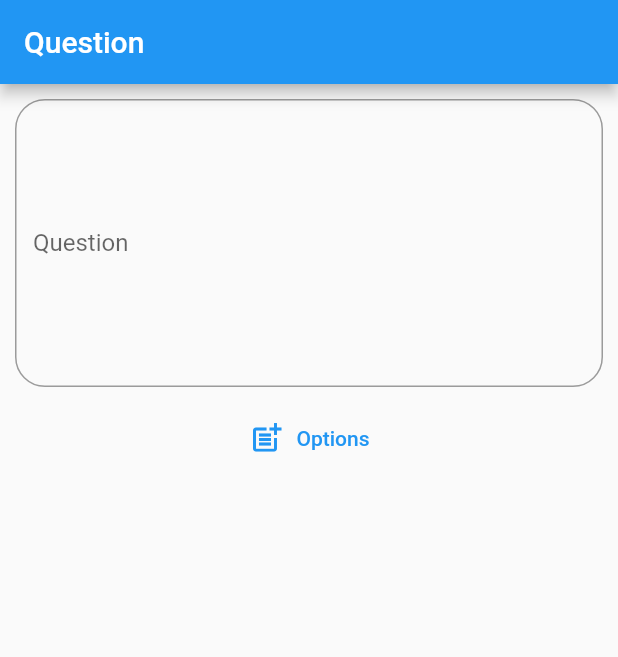
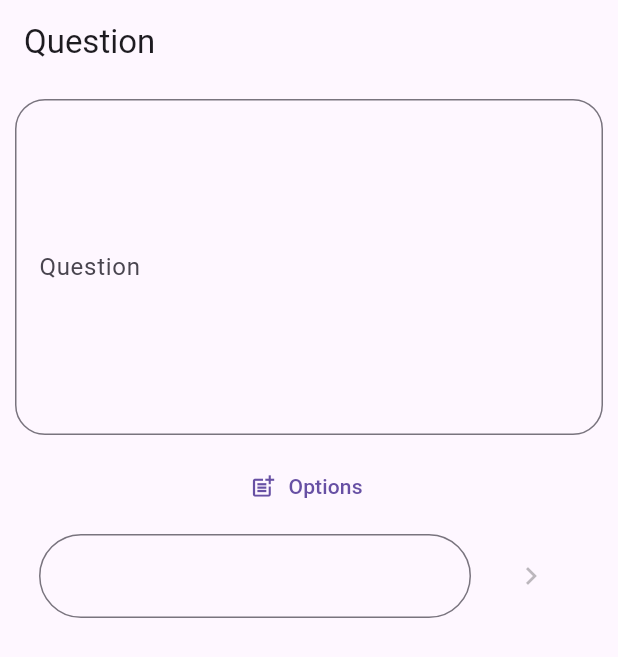
Before and after one commit to Navin-PlayerOne/onequizadmin, a Flutter app: the screen it shows after launch, after a tap on "Options", on a phone screen of 412 x 824 dp. Shown: the top 657 px of the screen. Run offline on Flutter 3.47's test engine with Material 2 defaults, Android fonts, the phone set to English and light mode, and no system bars.

```diff
--- a/lib/main.dart
+++ b/lib/main.dart
@@ -1,4 +1,5 @@
 import 'package:flutter/material.dart';
+import 'package:onequizadmin/models/question_model.dart';
 import 'package:onequizadmin/templates/question.dart';
 
 void main() {
@@ -12,9 +13,12 @@ class MyApp extends StatelessWidget {
     return MaterialApp(
       title: 'Question App',
       theme: ThemeData(
+        useMaterial3: true,
         primarySwatch: Colors.blue,
       ),
-      home: const Question(),
+      home: QuestionW(
+        question: Question(),
+      ),
     );
   }
 }
--- /dev/null
+++ b/lib/models/question_model.dart
@@ -0,0 +1,19 @@
+class Question {
+  late int question_id;
+  late int type; //1-> for single option select 2-> for multi select 3->type answers
+  late int cat; //1-> show answer after completing the test 2-> Never show answers
+  late String Questions="";
+  late Set<String> options={};
+  late Set<String> answer={}; //selected options
+  //late List<int>selectedoptions;
+
+  int get questionId => question_id;
+  set setquestionId(q) => question_id = q;
+  set setType(t) => type = t;
+  set setQuestion(q) => Questions = q;
+  set setCat(c) => cat = c;
+  set setOptions(opt) => options.add(opt);
+  set delOptions(opt) => options.remove(opt);
+  set setAnswer(opt) => answer.add(opt);
+  set delAnswer(opt) => answer.remove(opt);
+}
--- a/lib/templates/question.dart
+++ b/lib/templates/question.dart
@@ -1,20 +1,24 @@
 import 'package:flutter/material.dart';
+import 'package:onequizadmin/models/question_model.dart';
 
-class Question extends StatefulWidget {
-  const Question({super.key});
+class QuestionW extends StatefulWidget {
+  Question question;
+  QuestionW({super.key, required this.question});
 
   @override
-  State<Question> createState() => _QuestionState();
+  State<QuestionW> createState() => _QuestionWState();
 }
 
-class _QuestionState extends State<Question> {
+class _QuestionWState extends State<QuestionW> {
+  int cnt = 0;
   @override
   Widget build(BuildContext context) {
     return Scaffold(
       appBar: AppBar(
         title: const Text("Question"),
       ),
-      body: Padding(
+      body: SingleChildScrollView(
+        child: Padding(
           padding: const EdgeInsets.all(10.0),
           child: Column(
             children: [
@@ -33,12 +37,51 @@ class _QuestionState extends State<Question> {
               ),
               const SizedBox(height: 10),
               TextButton.icon(
-                onPressed: () {},
+                  onPressed: () {
+                    //addoptions();
+                    setState(() {
+                      cnt++;
+                    });
+                  },
                   icon: const Icon(Icons.post_add_outlined),
                   label: const Text("Options")),
+              SizedBox(
+                height: 200,
+                width: 400,
+                child: Container(
+                  child: ListView.builder(
+                    //itemCount: widget.question.options.length,
+                    itemCount: cnt,
+                    itemBuilder: (context, index) {
+                      return ListTile(
+                          title: Row(
+                            children: <Widget>[
+                              //Expanded(child: Text('options')),
+                              Expanded(
+                                child: TextField(
+                                  decoration: InputDecoration(
+                                      border: OutlineInputBorder(
+                                    borderRadius: BorderRadius.circular(50),
+                                  )),
+                                ),
+                              ),
                             ],
+                          ),
+                          trailing: IconButton(
+                            icon: const Icon(Icons.chevron_right),
+                            color: Colors.black26,
+                            onPressed: () {},
+                          ));
+                    },
+                  ),
+                ),
+              )
+            ],
+          ),
         ),
       ),
     );
   }
+
+  void addoptions() {}
 }
```
Lines whose indentation alone changed are shown as unchanged.
